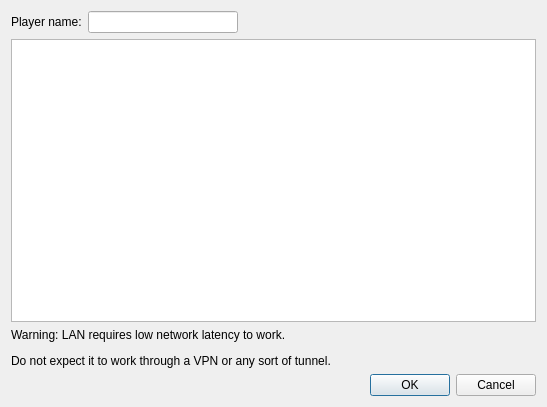
First picture: the form in src/frontend/qt_sdl/LANStartClientDialog.ui, repository melonDS-emu/melonDS, before the edit.
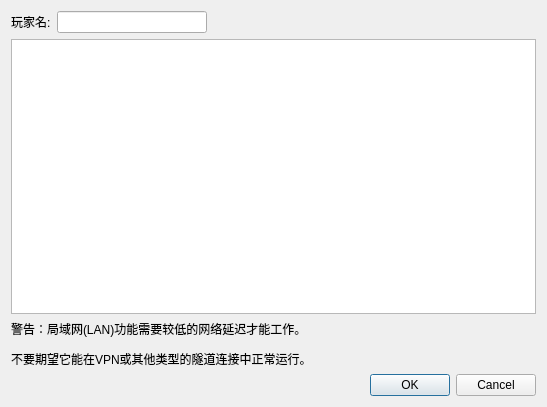
Second picture: the form after the edit.

What changed in the file:
```diff
--- a/src/frontend/qt_sdl/LANStartClientDialog.ui
+++ b/src/frontend/qt_sdl/LANStartClientDialog.ui
@@ -25,7 +25,7 @@
      <item>
       <widget class="QLabel" name="label">
        <property name="text">
-        <string>Player name:</string>
+        <string>玩家名:</string>
        </property>
       </widget>
      </item>
@@ -70,7 +70,7 @@
    <item>
     <widget class="QLabel" name="label_2">
      <property name="text">
-      <string>&lt;html&gt;&lt;head/&gt;&lt;body&gt;&lt;p&gt;Warning: LAN requires low network latency to work.&lt;/p&gt;&lt;p&gt;Do not expect it to work through a VPN or any sort of tunnel.&lt;/p&gt;&lt;/body&gt;&lt;/html&gt;</string>
+      <string>&lt;html&gt;&lt;head/&gt;&lt;body&gt;&lt;p&gt;警告：局域网(LAN)功能需要较低的网络延迟才能工作。&lt;/p&gt;&lt;p&gt;不要期望它能在VPN或其他类型的隧道连接中正常运行。&lt;/p&gt;&lt;/body&gt;&lt;/html&gt;</string>
      </property>
     </widget>
    </item>
```
Left out of the diff: 2 changed lines with no effect on the pictures.
